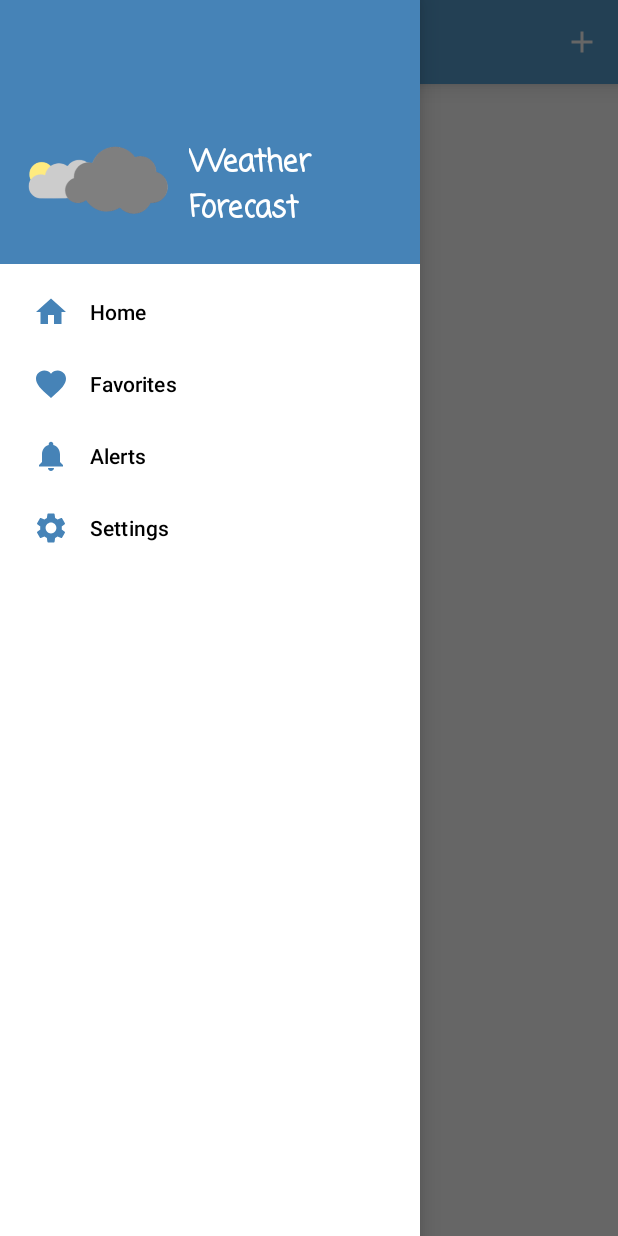
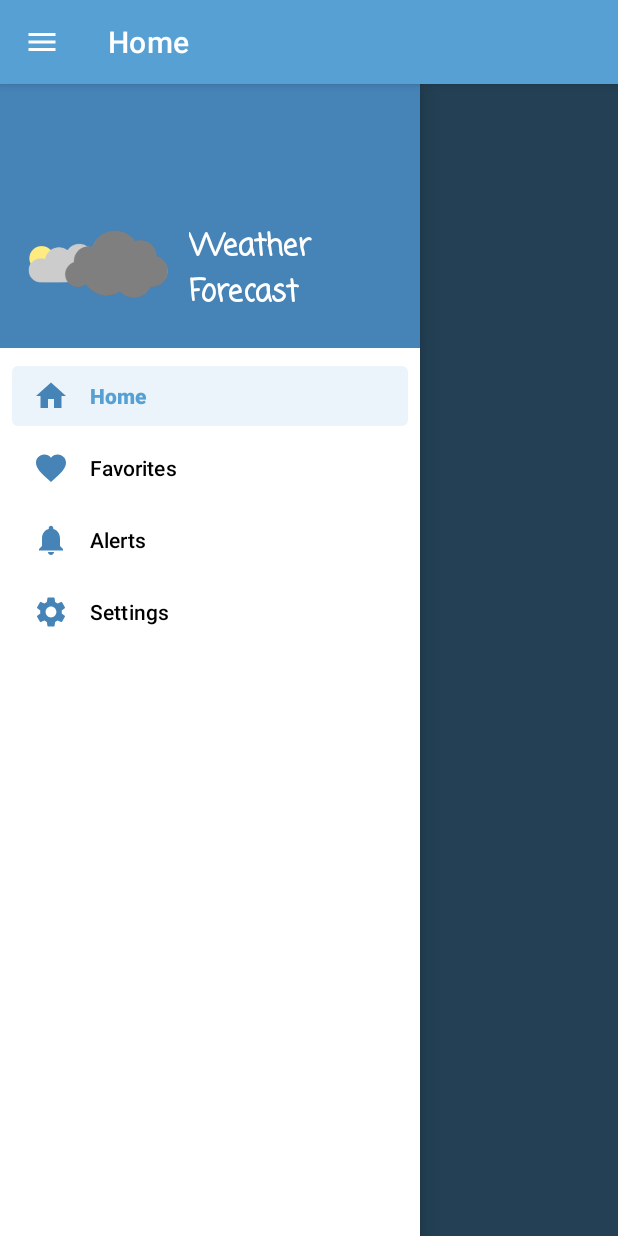
Before and after one commit to SafiyaFikry/WeatherForecast, an Android app: the MainActivity screen opened directly, with no data from a screen before it, with the side drawer open, on a phone screen of 412 x 824 dp. Run offline under Robolectric (Android 15) with nearby library versions, the phone set to English and light mode, and no system bars; our stand-ins replace navigation-ui; network calls fail; pictures from the network do not load; 1 statement that could not run was skipped.

Commit message:
navigation component is added

```diff
--- a/app/build.gradle
+++ b/app/build.gradle
@@ -83,8 +83,11 @@ dependencies {
     //playService
     implementation 'com.google.android.gms:play-services-location:17.1.0'
 
+    //material design
+
+    implementation 'com.google.android.material:material:1.3.0-alpha02'
+
     //mapbox
-   // implementation 'com.mapbox.maps:android:10.11.2'
     implementation ('com.mapbox.maps:android:10.11.2'){
         exclude group: 'group_name', module: 'module_name'
     }
--- a/app/src/main/java/eg/gov/iti/jets/weatherapp/MainActivity.kt
+++ b/app/src/main/java/eg/gov/iti/jets/weatherapp/MainActivity.kt
@@ -14,11 +14,17 @@ import android.provider.Settings
 import android.view.Menu
 import android.view.MenuItem
 import android.widget.Toast
+import androidx.appcompat.app.ActionBar
 import androidx.appcompat.app.ActionBarDrawerToggle
 import androidx.appcompat.app.AlertDialog
 import androidx.appcompat.app.AppCompatActivity
 import androidx.core.app.ActivityCompat
 import androidx.core.view.GravityCompat
+import androidx.drawerlayout.widget.DrawerLayout
+import androidx.navigation.NavController
+import androidx.navigation.Navigation
+import androidx.navigation.ui.AppBarConfiguration
+import androidx.navigation.ui.NavigationUI
 import androidx.preference.PreferenceManager
 import com.google.android.gms.location.*
 import com.google.android.material.dialog.MaterialAlertDialogBuilder
@@ -31,98 +37,48 @@ import eg.gov.iti.jets.weatherapp.homeScreen.view.MapFragment
 import eg.gov.iti.jets.weatherapp.settingsScreen.SettingsFragment
 
 
-const val PERMISSION_ID=44
-class MainActivity : AppCompatActivity(),NavigationView.OnNavigationItemSelectedListener {
+
+class MainActivity : AppCompatActivity() {
     lateinit var binding: ActivityMainBinding
     lateinit var sh: SharedPreferences
+    lateinit var drawerLayout: DrawerLayout
+    lateinit var navigationView: NavigationView
+    lateinit var actionBar:ActionBar
+    lateinit var navController:NavController
     override fun onCreate(savedInstanceState: Bundle?) {
         super.onCreate(savedInstanceState)
         binding= ActivityMainBinding.inflate(layoutInflater)
         setContentView(binding.root)
 
-        setSupportActionBar(binding.toolbar)
-        binding.navView.setNavigationItemSelectedListener(this)
-        val toggle= ActionBarDrawerToggle(this,binding.drawerLayout,binding.toolbar,R.string.open_nav,R.string.close_nav)
-        binding.drawerLayout.addDrawerListener(toggle)
-        toggle.syncState()
+        drawerLayout=binding.drawerLayout
+        navigationView=binding.navigationView
 
-//        if (savedInstanceState==null){
-//            supportFragmentManager.beginTransaction().replace(R.id.fragment_container,
-//                HomeFragment()
-//            ).commit()
-//            binding.navView.setCheckedItem(R.id.nav_home)
-//        }
+        actionBar=supportActionBar as ActionBar
+        actionBar.setHomeAsUpIndicator(R.drawable.baseline_menu_24)
+        actionBar.setDisplayShowHomeEnabled(true)
+        actionBar.setDisplayHomeAsUpEnabled(true)
 
+        navController=Navigation.findNavController(this,R.id.nav_host_fragment)
+        navController.addOnDestinationChangedListener{controller, destination, arguments ->
+            title = when (destination.id) {
+                R.id.homeFragment -> "Home"
+                R.id.alertFragment-> "Alerts"
+                R.id.favoriteFragment-> "Favorites"
+                R.id.settingsFragment->"Settings"
+                else->"Weather Forecast"
+            }
+        }
+        NavigationUI.setupWithNavController(navigationView,navController)
         sh= PreferenceManager.getDefaultSharedPreferences(this)
 
-        if(sh.getString("location","None")=="GPS"){
-            supportFragmentManager.beginTransaction().replace(R.id.fragment_container, HomeFragment()).commit()
-
-        }
-        else{
-            supportFragmentManager.beginTransaction().replace(R.id.fragment_container, MapFragment()).commit()
-        }
-
     }
-
-    override fun onNavigationItemSelected(item: MenuItem): Boolean {
-        when(item.itemId){
-            R.id.nav_home->{
-                supportFragmentManager.beginTransaction().replace(R.id.fragment_container, HomeFragment()).commit()
-                binding.toolbar.title="Home"
-                /*if (sh.getString("location","None")=="GPS") {
-                    getLastLocation()
-                }
-                else{
-                    supportFragmentManager.beginTransaction().replace(R.id.fragment_container, MapFragment()).commit()
-                }*/
+    override fun onOptionsItemSelected(item: MenuItem): Boolean {
+        if (item.itemId == android.R.id.home) {
+            if (drawerLayout.isDrawerOpen(GravityCompat.START)){
+                drawerLayout.closeDrawer((GravityCompat.START))
+            }else{
+                drawerLayout.openDrawer(GravityCompat.START)
             }
-            R.id.nav_favorites->{
-                supportFragmentManager.beginTransaction().replace(R.id.fragment_container,FavoriteFragment()).commit()
-                binding.toolbar.title="Favorites"
-            }
-            R.id.nav_alert->{
-                supportFragmentManager.beginTransaction().replace(R.id.fragment_container,AlertFragment()).commit()
-                binding.toolbar.title="Alerts"
-            }
-            R.id.nav_settings->{
-                supportFragmentManager.beginTransaction().replace(R.id.fragment_container,SettingsFragment()).commit()
-                binding.toolbar.title="Settings"
-            }
-            else->{}
-        }
-        binding.drawerLayout.closeDrawer(GravityCompat.START)
-        return true
-    }
-
-    override fun onBackPressed() {
-        if (binding.drawerLayout.isDrawerOpen(GravityCompat.START)){
-            binding.drawerLayout.closeDrawer(GravityCompat.START)
-        }
-        else{
-            onBackPressedDispatcher.onBackPressed()
-        }
-    }
-
-
-
-
-    //-------------------------------------------------------------------if we create button for set another location in map option in home fragment we gonna delete these two below functions
-    override fun onCreateOptionsMenu(menu: Menu?): Boolean {
-        menuInflater.inflate(R.menu.add, menu)
-        val shareItem: MenuItem = menu!!.findItem(R.id.add)
-        val sh: SharedPreferences = PreferenceManager.getDefaultSharedPreferences(this)
-        val location= sh.getString("location","Map")
-        shareItem.isVisible = location=="Map"
-        return true
-    }
-
-    override fun onOptionsItemSelected(item: MenuItem): Boolean {
-        val id = item.itemId
-        if (id == R.id.add) {
-            //do something
-            supportFragmentManager.beginTransaction().replace(R.id.fragment_container, MapFragment()).commit()
-            return true
         }
         return   super.onOptionsItemSelected(item)
     }
--- a/app/src/main/java/eg/gov/iti/jets/weatherapp/homeScreen/view/HomeFragment.kt
+++ b/app/src/main/java/eg/gov/iti/jets/weatherapp/homeScreen/view/HomeFragment.kt
@@ -34,7 +34,6 @@ import java.text.SimpleDateFormat
 import java.time.Month
 import java.util.*
 import kotlin.math.roundToInt
-
 class HomeFragment : Fragment() {
 
     lateinit var viewModelHome: ViewModelHome
@@ -45,6 +44,8 @@ class HomeFragment : Fragment() {
     lateinit var address:MutableList<Address>
     lateinit var geocoder: Geocoder
     lateinit var des:String
+    lateinit var sh: SharedPreferences
+    lateinit var editor:SharedPreferences.Editor
     override fun onCreate(savedInstanceState: Bundle?) {
         super.onCreate(savedInstanceState)
     }
@@ -61,24 +62,26 @@ class HomeFragment : Fragment() {
     @RequiresApi(Build.VERSION_CODES.TIRAMISU)
     override fun onViewCreated(view: View, savedInstanceState: Bundle?) {
         super.onViewCreated(view, savedInstanceState)
-        val sh: SharedPreferences = PreferenceManager.getDefaultSharedPreferences(requireContext().applicationContext)
+        sh= PreferenceManager.getDefaultSharedPreferences(requireContext().applicationContext)
+
         val isChecked= sh.getBoolean("notifications",false)
         val location= sh.getString("location","None")
         val language= sh.getString("language","English")
         val temperature= sh.getString("temperature","Celsius")
         val windSpeed= sh.getString("windSpeed","m/s")
+        val lat=sh.getString("lat","33.44")
+        val lon=sh.getString("lon","-94.04")
+
         val lang=if (language=="English"){
             "en"
         }else{
             "ar"
         }
+        binding.addAnotherLocationBtn.setOnClickListener {
+            requireActivity().supportFragmentManager.beginTransaction().replace(R.id.nav_host_fragment, MapFragment()).commit()
+        }
+        geocoder= Geocoder(requireContext().applicationContext)
 
-        binding.addAnotherLocationBtn.setOnClickListener {
-            requireActivity().supportFragmentManager.beginTransaction().replace(R.id.fragment_container, MapFragment()).commit()
-        }
-        val lat=sh.getString("lat","0.0")
-        val lon=sh.getString("lon","0.0")
-        geocoder= Geocoder(requireContext().applicationContext)
         if(checkForInternet(requireContext().applicationContext)) {
             viewModelFactoryHome = ViewModelFactoryHome(
                 Repository.getInstance(WeatherClient.getInstance()),
--- a/app/src/main/java/eg/gov/iti/jets/weatherapp/homeScreen/view/MapFragment.kt
+++ b/app/src/main/java/eg/gov/iti/jets/weatherapp/homeScreen/view/MapFragment.kt
@@ -61,7 +61,7 @@ class MapFragment : Fragment() {
             editor.putString("lat",myPoint.latitude().toString())
             editor.putString("lon",myPoint.longitude().toString())
             editor.commit()
-            requireActivity().supportFragmentManager.beginTransaction().replace(R.id.fragment_container, HomeFragment()).commit()
+            requireActivity().supportFragmentManager.beginTransaction().replace(R.id.nav_host_fragment, HomeFragment()).commit()
         }
     }
 
--- a/app/src/main/java/eg/gov/iti/jets/weatherapp/settingsScreen/SettingsFragment.kt
+++ b/app/src/main/java/eg/gov/iti/jets/weatherapp/settingsScreen/SettingsFragment.kt
@@ -8,6 +8,7 @@ import android.view.LayoutInflater
 import android.view.View
 import android.view.ViewGroup
 import android.widget.Toast
+import androidx.appcompat.app.ActionBar
 import androidx.preference.ListPreference
 import androidx.preference.Preference
 import androidx.preference.PreferenceFragmentCompat
@@ -20,7 +21,7 @@ import eg.gov.iti.jets.weatherapp.R
 class SettingsFragment : Fragment() {
     override fun onCreate(savedInstanceState: Bundle?) {
         super.onCreate(savedInstanceState)
-        fragmentManager?.beginTransaction()?.replace(R.id.fragment_container,MySettingsFragment())?.commit()
+        fragmentManager?.beginTransaction()?.replace(R.id.nav_host_fragment,MySettingsFragment())?.commit()
     }
 
     override fun onCreateView(
--- a/app/src/main/java/eg/gov/iti/jets/weatherapp/splashScreen/SplashScreen.kt
+++ b/app/src/main/java/eg/gov/iti/jets/weatherapp/splashScreen/SplashScreen.kt
@@ -19,11 +19,11 @@ import androidx.preference.PreferenceManager
 import com.google.android.gms.location.*
 import com.google.android.material.dialog.MaterialAlertDialogBuilder
 import eg.gov.iti.jets.weatherapp.MainActivity
-import eg.gov.iti.jets.weatherapp.PERMISSION_ID
 import eg.gov.iti.jets.weatherapp.databinding.ActivitySplashScreenBinding
 import eg.gov.iti.jets.weatherapp.homeScreen.view.HomeFragment
 import eg.gov.iti.jets.weatherapp.homeScreen.view.MapFragment
 
+const val PERMISSION_ID=44
 class SplashScreen : AppCompatActivity() {
     lateinit var binding:ActivitySplashScreenBinding
     lateinit var mFusedLocationClient: FusedLocationProviderClient
@@ -104,7 +104,6 @@ class SplashScreen : AppCompatActivity() {
     private  val mLoactionCallback: LocationCallback =object : LocationCallback(){
         override fun onLocationResult(locationResult: LocationResult) {
             val mLastLocation: Location =locationResult.lastLocation
-            editor=sh.edit()
             editor.putString("lat",mLastLocation.latitude.toString())
             editor.commit()
             editor.putString("lon",mLastLocation.longitude.toString())
@@ -114,7 +113,6 @@ class SplashScreen : AppCompatActivity() {
     fun showRadioConfirmationDialog() {
         var selectedOptionIndex= 0
         val option = arrayOf("GPS", "Map")
-
         var selectedOption = option[selectedOptionIndex]
         MaterialAlertDialogBuilder(this)
             .setTitle("Get Location by ?")
@@ -126,7 +124,6 @@ class SplashScreen : AppCompatActivity() {
                 Toast.makeText(this, "$selectedOption Selected", Toast.LENGTH_SHORT)
                     .show()
                 if(selectedOption=="GPS"){
-                    val editor=sh.edit()
                     editor.putString("location","GPS")
                     editor.commit()
                     getLastLocation()
@@ -134,7 +131,6 @@ class SplashScreen : AppCompatActivity() {
                     startActivity(intent)
                 }
                 else{
-                    val editor=sh.edit()
                     editor.putString("location","Map")
                     editor.commit()
                     val intent=Intent(this@SplashScreen,MainActivity::class.java)
--- a/app/src/main/res/drawable/baseline_menu_24.xml
+++ b/app/src/main/res/drawable/baseline_menu_24.xml
@@ -1,4 +1,4 @@
-<vector android:height="24dp" android:tint="#000000"
+<vector android:height="24dp" android:tint="#ffffff"
     android:viewportHeight="24" android:viewportWidth="24"
     android:width="24dp" xmlns:android="http://schemas.android.com/apk/res/android">
     <path android:fillColor="@android:color/white" android:pathData="M3,18h18v-2L3,16v2zM3,13h18v-2L3,11v2zM3,6v2h18L21,6L3,6z"/>
--- a/app/src/main/res/layout/activity_main.xml
+++ b/app/src/main/res/layout/activity_main.xml
@@ -9,31 +9,22 @@
     tools:openDrawer="start"
     tools:context=".MainActivity">
 
-    <LinearLayout
-        android:layout_width="match_parent"
-        android:layout_height="match_parent"
-        android:orientation="vertical">
+    <fragment
+        android:id="@+id/nav_host_fragment"
+        android:name="androidx.navigation.fragment.NavHostFragment"
+        android:layout_width="0dp"
+        android:layout_height="0dp"
+        app:layout_constraintLeft_toLeftOf="parent"
+        app:layout_constraintRight_toRightOf="parent"
+        app:layout_constraintTop_toTopOf="parent"
+        app:layout_constraintBottom_toBottomOf="parent"
+        app:defaultNavHost="true"
+        app:navGraph="@navigation/nav_graph" />
 
-        <androidx.appcompat.widget.Toolbar
-            android:layout_width="match_parent"
-            android:layout_height="56dp"
-            android:id="@+id/toolbar"
-            android:elevation="8dp"
-            android:background="@color/carolina"
-            app:title="@string/home"
-            android:theme="@style/ThemeOverlay.AppCompat.Dark.ActionBar"/>
-
-        <FrameLayout
-            android:layout_width="match_parent"
-            android:layout_height="match_parent"
-            android:id="@+id/fragment_container" />
-
-
-    </LinearLayout>
     <com.google.android.material.navigation.NavigationView
         android:layout_width="wrap_content"
         android:layout_height="match_parent"
-        android:id="@+id/nav_view"
+        android:id="@+id/navigation_view"
         android:layout_gravity="start"
         app:headerLayout="@layout/nav_header"
         app:menu="@menu/nav_menu"
--- a/app/src/main/res/menu/nav_menu.xml
+++ b/app/src/main/res/menu/nav_menu.xml
@@ -1,30 +1,30 @@
 <?xml version="1.0" encoding="utf-8"?>
 <menu xmlns:android="http://schemas.android.com/apk/res/android"
     xmlns:tools="http://schemas.android.com/tools"
-    tools:showIn = "navigation_view" >
+    tools:showIn = "navigation_view">
 
     <group
         android:checkableBehavior="single" >
         <item
-            android:id="@+id/nav_home"
+            android:id="@+id/homeFragment"
             android:enabled="true"
             android:icon="@drawable/home"
             android:title="Home" />
 
         <item
-            android:id="@+id/nav_favorites"
+            android:id="@+id/favoriteFragment"
             android:enabled="true"
             android:icon="@drawable/favorite"
             android:title="Favorites"/>
 
         <item
-            android:id="@+id/nav_alert"
+            android:id="@+id/alertFragment"
             android:enabled="true"
             android:icon="@drawable/baseline_notifications_24"
             android:title="Alerts"/>
 
         <item
-            android:id="@+id/nav_settings"
+            android:id="@+id/settingsFragment"
             android:enabled="true"
             android:icon="@drawable/settings"
             android:title="Settings"/>
--- a/app/src/main/res/navigation/nav_graph.xml
+++ b/app/src/main/res/navigation/nav_graph.xml
@@ -25,9 +25,4 @@
         android:name="eg.gov.iti.jets.weatherapp.settingsScreen.SettingsFragment"
         android:label="@string/settings"
         tools:layout="@layout/fragment_settings" />
-    <fragment
-        android:id="@+id/mapFragment"
-        android:name="eg.gov.iti.jets.weatherapp.homeScreen.view.MapFragment"
-        android:label="fragment_map"
-        tools:layout="@layout/fragment_map" />
 </navigation>
--- a/app/src/main/res/values-night/themes.xml
+++ b/app/src/main/res/values-night/themes.xml
@@ -1,6 +1,6 @@
 <resources xmlns:tools="http://schemas.android.com/tools">
     <!-- Base application theme. -->
-    <style name="Theme.WeatherApp" parent="Theme.MaterialComponents.DayNight.NoActionBar">
+    <style name="Theme.WeatherApp" parent="Theme.MaterialComponents.Light.DarkActionBar">
         <!-- Primary brand color. -->
         <item name="colorPrimary">@color/steel</item>
         <item name="colorPrimaryVariant">@color/steel</item>
--- a/app/src/main/res/values/themes.xml
+++ b/app/src/main/res/values/themes.xml
@@ -1,8 +1,8 @@
 <resources xmlns:tools="http://schemas.android.com/tools">
     <!-- Base application theme. -->
-    <style name="Theme.WeatherApp" parent="Theme.MaterialComponents.DayNight.NoActionBar">
+    <style name="Theme.WeatherApp" parent="Theme.MaterialComponents.Light.DarkActionBar">
         <!-- Primary brand color. -->
-        <item name="colorPrimary">@color/steel</item>
+        <item name="colorPrimary">@color/carolina</item>
         <item name="colorPrimaryVariant">@color/steel</item>
         <item name="colorOnPrimary">@color/steel</item>
         <!-- Secondary brand color. -->
```
Also changed, not shown: app/src/main/java/eg/gov/iti/jets/weatherapp/location/LocationGPS.kt (deleted, +0 -97 lines).
